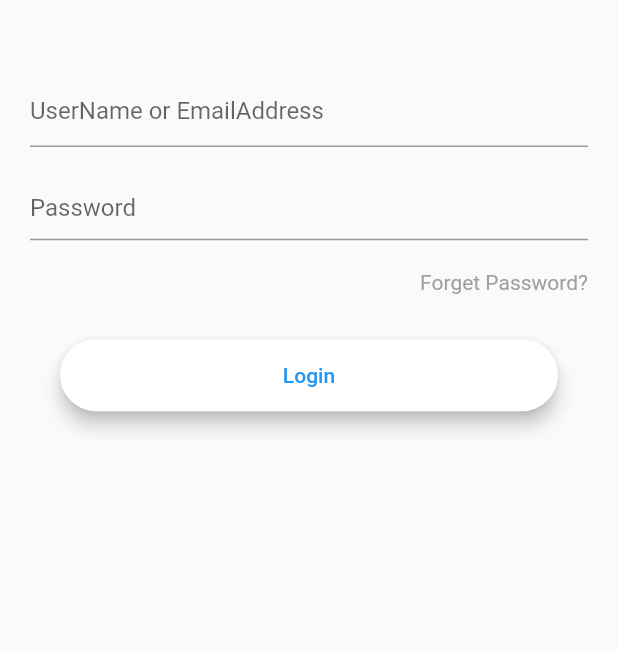
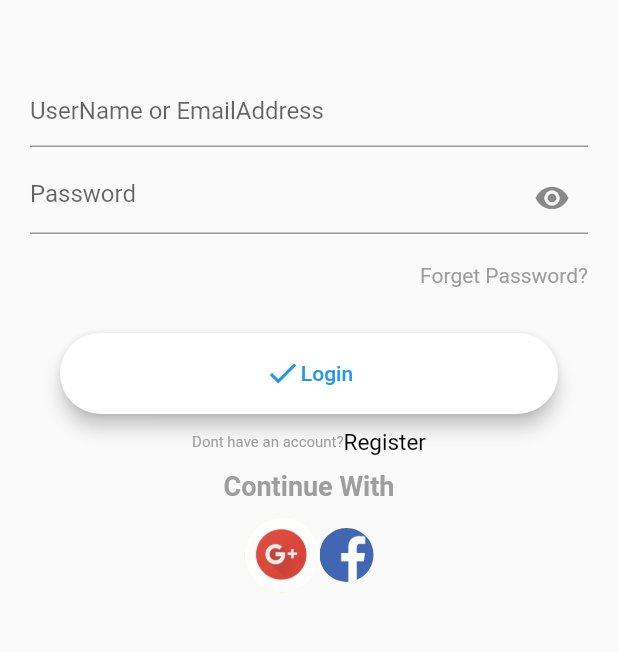
Before and after one commit to MidoSabry/GoKart-App, a Flutter app: the screen it shows after launch, on a phone screen of 412 x 824 dp, the part 382-1034 px from its top. Run offline on Flutter 3.47's test engine with Material 2 defaults, Android fonts, the phone set to English and light mode, and no system bars; our stand-ins replace flutter_signin_button.

Commit message:
GoKartAp2

```diff
--- a/lib/SignInPage.dart
+++ b/lib/SignInPage.dart
@@ -1,4 +1,7 @@
+import 'package:flutter/cupertino.dart';
 import 'package:flutter/material.dart';
+import 'package:flutter_signin_button/flutter_signin_button.dart';
+
 
 class SignInPage extends StatefulWidget {
   SignInPage({Key key}) : super(key: key);
@@ -79,7 +82,7 @@ class _SignInPageState extends State<SignInPage> {
         TextField(
           decoration: InputDecoration(
               hintText: 'Password',
-              suffix:Icon(Icons.visibility)
+              suffixIcon:Icon(Icons.visibility)
           ),
         ),
 
@@ -103,13 +106,78 @@ class _SignInPageState extends State<SignInPage> {
               minWidth: MediaQuery.of(context).size.width,
               padding: EdgeInsets.fromLTRB(20.0, 15.0, 20.0, 15.0),
               onPressed: () {},
-              child: Text("Login",
-                  textAlign: TextAlign.center,
-                style: TextStyle(color: Colors.blue),
+              child: Row(
+                mainAxisAlignment: MainAxisAlignment.center,
+                children: <Widget>[
+                  Icon(Icons.check,color: Colors.blue,),
+                   Text("Login",
+                    textAlign: TextAlign.center,
+                    style: TextStyle(color: Colors.blue),
                   ),
+
+                ],
+
+              ),
+
             ),
-          )
+          ),
         ),
+        SizedBox(height: 10,),
+           Row(
+            mainAxisAlignment: MainAxisAlignment.center,
+            children: <Widget>[
+              Text(
+                "Dont have an account?",
+                style: TextStyle(
+                  color: Colors.grey,
+                  fontSize: 10
+                ),
+              ),
+              Text(
+                "Register",
+                  style: TextStyle(
+                      color: Colors.black,
+                      fontSize: 15
+                  ),
+
+              )
+            ],
+          ),
+        SizedBox(height: 10,),
+        Text(
+          "Continue With",
+          style: TextStyle(
+              color: Colors.grey,
+              fontSize: 18,
+            fontWeight: FontWeight.bold
+          ),
+
+        ),
+        SizedBox(height: 10,),
+        Row(
+          mainAxisAlignment: MainAxisAlignment.center,
+          children: <Widget>[
+
+               InkWell(
+                 child: CircleAvatar(
+                   backgroundImage: AssetImage("assets/images/google.png"),
+                   radius: 25,
+                 ),
+               ),
+            InkWell(
+            child: CircleAvatar(
+              backgroundImage: AssetImage("assets/images/face.png"),
+              radius: 18,
+            ),
+            )
+
+
+
+
+
+          ],
+        )
+
 
       ],
     );
--- a/lib/main.dart
+++ b/lib/main.dart
@@ -16,6 +16,7 @@ class MyApp extends StatelessWidget {
        // visualDensity: VisualDensity.adaptivePlatformDensity,
       ),
       home: SignInPage(),
+      debugShowCheckedModeBanner: false,
     );
   }
 }
--- a/pubspec.yaml
+++ b/pubspec.yaml
@@ -27,6 +27,8 @@ dependencies:
 dev_dependencies:
   flutter_test:
     sdk: flutter
+  flutter_signin_button: ^1.1.0
+
 
 
 # For information on the generic Dart part of this file, see the
```
Also changed, not shown: assets/images/face.png (added), assets/images/google.png (added), lib/LoginPage.dart (added), pubspec.lock.
